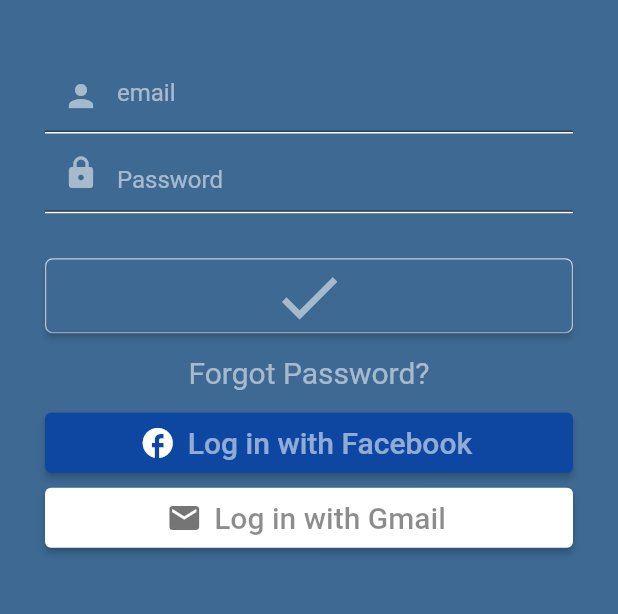
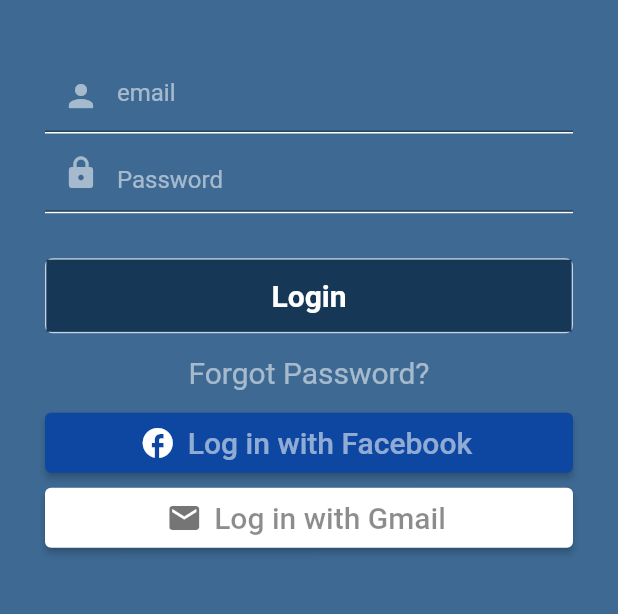
Before and after one commit to Nizar-Sweiss/Lab_11, a Flutter app: the screen it shows after launch, on a phone screen of 412 x 824 dp, the part 300-914 px from its top. Run offline on Flutter 3.47's test engine with Material 2 defaults, Android fonts, the phone set to English and light mode, and no system bars; our stand-ins replace audioplayers, font_awesome_flutter, google_fonts, rounded_loading_button, youtube_player_flutter; Roboto replaces fonts that are missing (Acme).

```diff
--- a/main/lib/Screens/loginpage.dart
+++ b/main/lib/Screens/loginpage.dart
@@ -81,12 +81,11 @@
                         border: Border.all(color: Colors.white70),
                         borderRadius: BorderRadius.all(Radius.circular(5))),
                     height: 50,
-                    child: ElevatedButton(
-                        style: ButtonStyle(
-                          backgroundColor: MaterialStateProperty.all(
-                            Color.fromARGB(255, 61, 105, 147),
-                          ),
-                        ),
+                    child: Container(
+                      width: 200,
+                      height: 50,
+                      color: Color.fromARGB(255, 22, 55, 85),
+                      child: MaterialButton(
                         onPressed: () {
                           if (valueofpassword.text == "bash" &&
                               valuofusername.text == "bash") {
@@ -95,11 +94,35 @@
                             ShowDailogWhenWrongPassorUser(context);
                           }
                         },
-                        child: Icon(
-                          Icons.check,
-                          size: 50,
-                          color: Colors.white54,
-                        )),
+                        child: Text(
+                          "Login",
+                          style: TextStyle(
+                              color: Color.fromARGB(255, 255, 255, 255),
+                              fontSize: 20,
+                              fontWeight: FontWeight.bold),
+                        ),
+                      ),
+                    ),
+
+                    // ElevatedButton(
+                    //     style: ButtonStyle(
+                    //       backgroundColor: MaterialStateProperty.all(
+                    //         Color.fromARGB(255, 61, 105, 147),
+                    //       ),
+                    //     ),
+                    //     onPressed: () {
+                    //       if (valueofpassword.text == "bash" &&
+                    //           valuofusername.text == "bash") {
+                    //         Navigator.popAndPushNamed(context, "Home");
+                    //       } else {
+                    //         ShowDailogWhenWrongPassorUser(context);
+                    //       }
+                    //     },
+                    //     child: Icon(
+                    //       Icons.check,
+                    //       size: 50,
+                    //       color: Colors.white54,
+                    //     )),
                   ),
                   //end button Login
                   SizedBox(
--- a/main/lib/main.dart
+++ b/main/lib/main.dart
@@ -16,12 +16,11 @@
 import 'Screens/Level Test/test_result.dart';
 import 'Screens/Tobics.dart';
 import 'Screens/levels.dart';
-import 'Screens/study.dart';
+
 import 'homepage.dart';
 
 void main() {
   runApp(MaterialApp(routes: {
-    "Level": (context) => const Level(),
     "Home": (context) => HomePage(),
     "Tobics": (context) => Tobics(),
     "Listening_Course": (context) => ListeningLessons(),
```
Also changed, not shown: main/lib/Screens/Listening/listening_lesson1.dart (+7 -0 lines), main/lib/Screens/Listening/listening_lesson2.dart (+7 -0 lines), main/lib/Screens/study.dart (deleted, +0 -55 lines).
